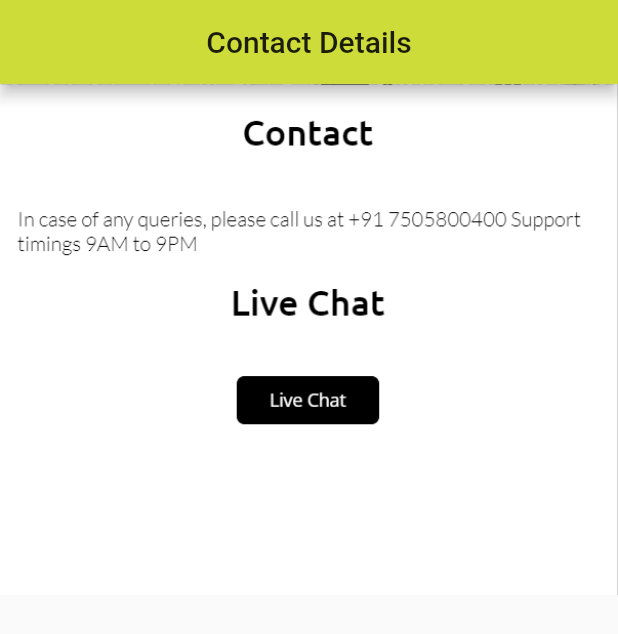
After one commit to gautamyadav422/kaka_online, a Flutter app: the screen it shows after launch, scrolled down 576 dp, after a tap on the "logout" icon, on a phone screen of 412 x 824 dp. The commit adds this screen. Shown: the top 634 px of the screen. Run offline on Flutter 3.47's test engine with Material 2 defaults, Android fonts, the phone set to English and light mode, and no system bars; our stand-ins replace marquee.

Commit message:
git add .

```diff
--- a/lib/Homepage.dart
+++ b/lib/Homepage.dart
@@ -1,8 +1,9 @@
-
-
 import 'package:flutter/material.dart';
+import 'package:kaka_online/Drawer.dart';
 import 'package:kaka_online/Oder.dart';
+import 'package:kaka_online/PagesDrawer/Contact.dart';
 import 'package:kaka_online/list.dart';
+import 'package:url_launcher/url_launcher.dart';
 
 class MyHomePage extends StatefulWidget {
   @override
@@ -10,21 +11,61 @@ class MyHomePage extends StatefulWidget {
 }
 
 class _MyHomePageState extends State<MyHomePage> {
+
+
+  Future<bool> _onBackPresses() {
+    return showDialog(
+      context: context,
+      builder: (context) => AlertDialog(
+        title: Text("Do you really want to exit the app"),
+        actions: <Widget>[
+          FlatButton(
+            onPressed: () => Navigator.pop(context, false),
+            child: Text("No"),
+          ),
+          FlatButton(
+            onPressed: () => Navigator.pop(context, true),
+            child: Text("Yes"),
+          ),
+        ],
+      ),
+    );
+  }
+
   @override
   Widget build(BuildContext context) {
     return SafeArea(
+      child: WillPopScope(
+        onWillPop: _onBackPresses,
         child: Scaffold(
-        drawer: Drawer(
-
-        ),
+            drawer: DrawerPage(),
             appBar: AppBar(
+              iconTheme: IconThemeData(color: Colors.green),
               title: Image(
                 image: AssetImage("assets/images/a1.png"),
                 height: 80,
               ),
               centerTitle: true,
               backgroundColor: Colors.black87,
-
+              actions: [
+                GestureDetector(
+                  onTap: () {
+                    launch("tel://+91 9930782439");
+                  },
+                  child: Padding(
+                    padding: const EdgeInsets.all(16.0),
+                    child: Icon(Icons.add_ic_call),
+                  ),
+                ),
+                GestureDetector(
+                  onTap: () => Navigator.pushReplacement(context,
+                      MaterialPageRoute(builder: (context) => ContactPage())),
+                  child: Padding(
+                    padding: const EdgeInsets.all(16.0),
+                    child: Icon(Icons.logout),
+                  ),
+                )
+              ],
             ),
             body: SingleChildScrollView(
               child: Column(
@@ -43,7 +84,7 @@ class _MyHomePageState extends State<MyHomePage> {
                             minOrder: "MIN-ORDER: ₹99",
                             buttonText: "open"),
                         MainContainer(
-                        image: "aassets/images/d1.jpg",
+                            image: "assets/images/d4.jpg",
                             titleText: "Celebrations By Onlinekaka",
                             subTitle:
                                 "Flowers, cakes, Hazratganj, Lucknow UP-226001",
@@ -54,8 +95,7 @@ class _MyHomePageState extends State<MyHomePage> {
                         MainContainer(
                             image: "assets/images/d2.jpeg",
                             titleText: "Mubeens",
-                        subTitle:
-                        "Akbari Gate,Chowk Lucknow UP 226003",
+                            subTitle: "Akbari Gate,Chowk Lucknow UP 226003",
                             icon: Icons.star,
                             rating: "4.8",
                             minOrder: "MIN-ORDER: ₹99",
@@ -90,15 +130,13 @@ class _MyHomePageState extends State<MyHomePage> {
                       ],
                     ),
                   )
-
                 ],
               ),
-        )
-
+            )),
       ),
-
     );
   }
+
   Widget MainContainer(
       {String image,
       String titleText,
@@ -108,8 +146,9 @@ class _MyHomePageState extends State<MyHomePage> {
       String minOrder,
       String buttonText}) {
     return GestureDetector(
-      onTap: (){
-        Navigator.pushReplacement(context, MaterialPageRoute(builder: (context)=>Odermain()));
+      onTap: () {
+        Navigator.pushReplacement(
+            context, MaterialPageRoute(builder: (context) => Odermain()));
       },
       child: Padding(
         padding: const EdgeInsets.all(16.0),
@@ -197,5 +236,4 @@ class _MyHomePageState extends State<MyHomePage> {
       ),
     );
   }
-
 }
--- /dev/null
+++ b/lib/PagesDrawer/Contact.dart
@@ -0,0 +1,31 @@
+import 'package:flutter/material.dart';
+import 'package:kaka_online/Homepage.dart';
+
+class ContactPage extends StatefulWidget {
+
+
+  @override
+  _ContactPageState createState() => _ContactPageState();
+}
+
+class _ContactPageState extends State<ContactPage> {
+  Future<bool> _navigatoHome(){
+    return  Navigator.pushReplacement(
+        context, MaterialPageRoute(builder: (context) => MyHomePage()));
+  }
+  @override
+  Widget build(BuildContext context) {
+    return SafeArea(
+      child: WillPopScope(
+        onWillPop: _navigatoHome,
+        child: Scaffold(
+          appBar: AppBar(
+            title: Text("Contact Details"),
+            centerTitle: true,
+          ),
+          body: Image(image: AssetImage("assets/images/e1.png"),),
+        ),
+      ),
+    );
+  }
+}
--- a/lib/list.dart
+++ b/lib/list.dart
@@ -37,7 +37,7 @@ class _MainListState extends State<MainList> {
             ),
             Positioned(
               top: 100,
-              left: 50,
+              left: 25,
               child: Text(
                 "Order from restaurants you love!",
                 style: TextStyle(
@@ -48,7 +48,7 @@ class _MainListState extends State<MainList> {
             ),
             Positioned(
               top: 150,
-              left: 50,
+              left: 35,
               child: Container(
                 child: Column(
                   children: [
--- a/lib/main.dart
+++ b/lib/main.dart
@@ -14,8 +14,7 @@ class MyApp extends StatelessWidget {
       debugShowCheckedModeBanner: false,
       title: 'Kaka Online',
       theme: ThemeData(
-
-        primarySwatch: Colors.blue,
+        primarySwatch: Colors.lime,
       ),
       home: SpashScreen(),
     );
--- a/pubspec.yaml
+++ b/pubspec.yaml
@@ -29,6 +29,8 @@ dependencies:
   # Use with the CupertinoIcons class for iOS style icons.
   cupertino_icons: ^1.0.2
   marquee: ^2.2.0
+  url_launcher:
+  flutter_phone_direct_caller: ^2.0.0
 
 dev_dependencies:
   flutter_test:
```
Also changed, not shown: lib/Drawer.dart (added, +62 -0 lines), lib/LoginPage/Login.dart (added, +15 -0 lines), lib/LoginPage/introPage.dart (added, +8 -0 lines), lib/LoginPage/registration_page.dart (added, +15 -0 lines), lib/Oder.dart (+16 -2 lines), lib/PagesDrawer/about us.dart (added, +52 -0 lines), assets/images/e1.png (added), pubspec.lock, 5 other files. Lines whose indentation alone changed are shown as unchanged.
